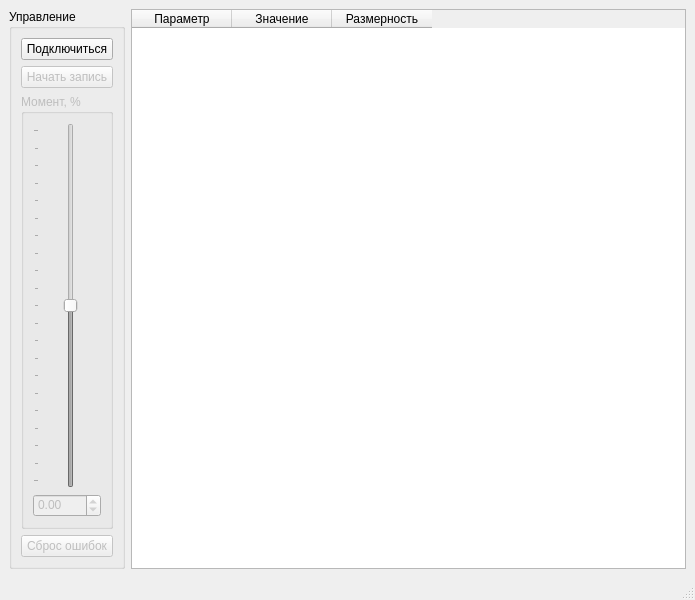
hochu-leto/EVIS, file VMU_monitor.ui: the form before one commit.
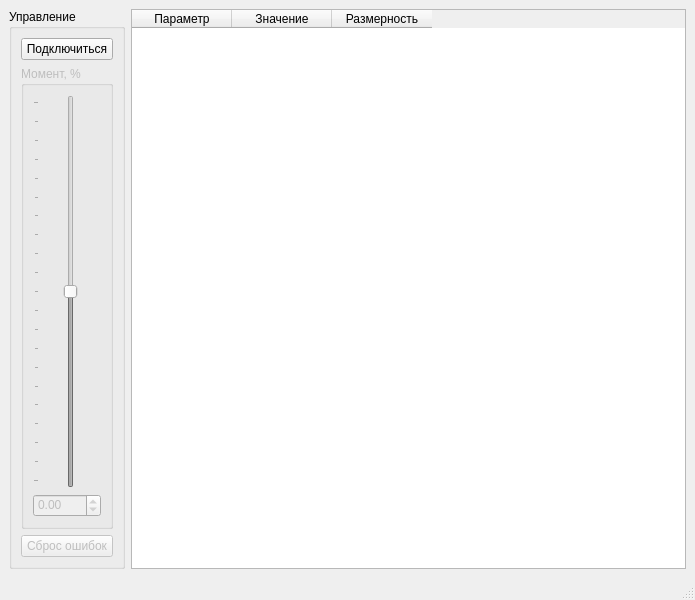
The form after the commit.

Patch:
```diff
--- a/VMU_monitor.ui
+++ b/VMU_monitor.ui
@@ -32,7 +32,7 @@
       <property name="title">
        <string>Управление </string>
       </property>
-      <layout class="QVBoxLayout" name="verticalLayout" stretch="2,0,5,2">
+      <layout class="QVBoxLayout" name="verticalLayout" stretch="2,5,2">
        <item>
         <widget class="QPushButton" name="connect_btn">
          <property name="text">
@@ -40,16 +40,6 @@
          </property>
         </widget>
        </item>
-       <item>
-        <widget class="QPushButton" name="start_btn">
-         <property name="enabled">
-          <bool>false</bool>
-         </property>
-         <property name="text">
-          <string>Начать запись</string>
-         </property>
-        </widget>
-       </item>
        <item>
         <widget class="QGroupBox" name="power_box">
          <property name="enabled">
```
